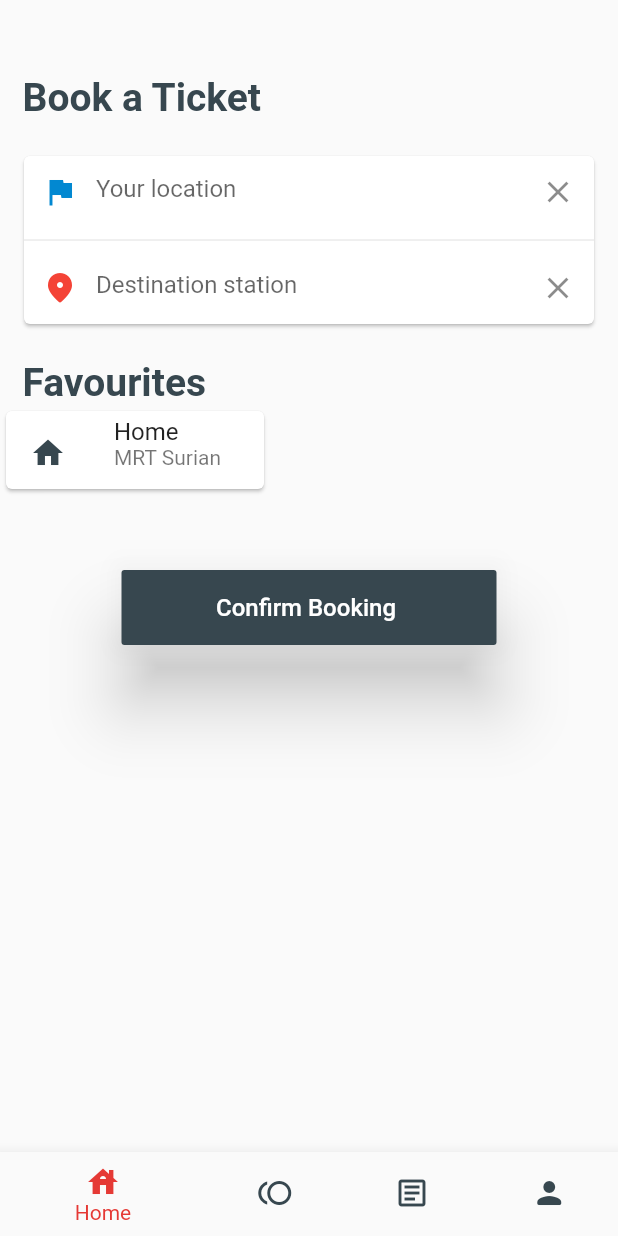
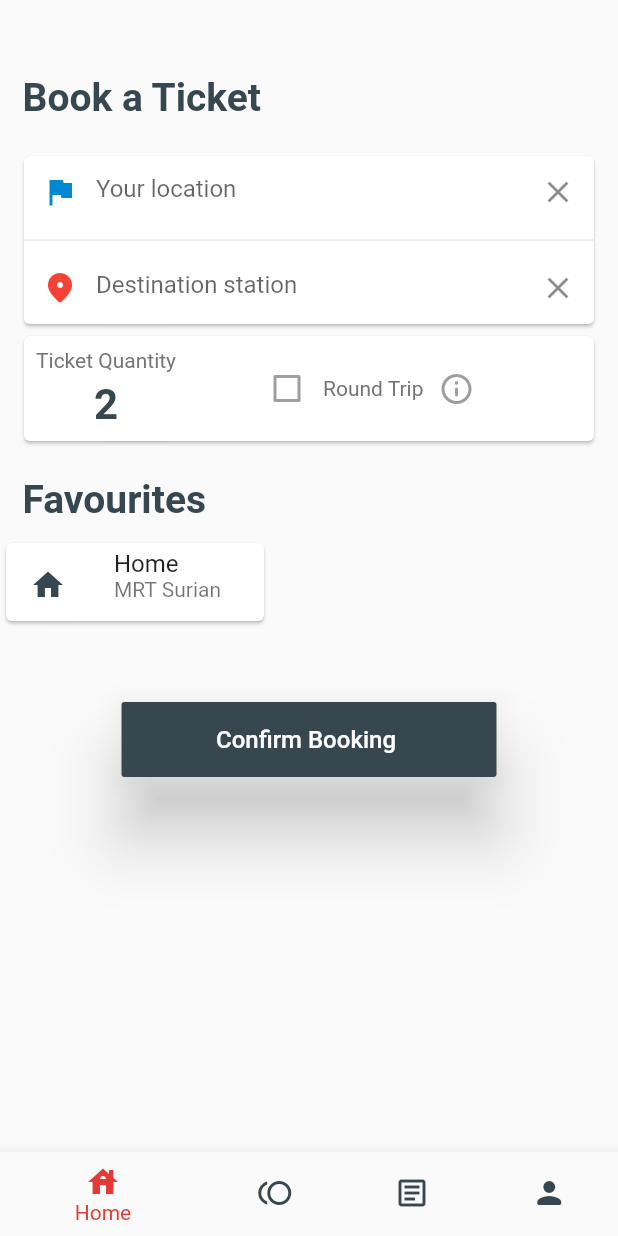
Before and after one commit to 0xV4L3NT1N3/rapidkl-eticketing, a Flutter app: the screen it shows once a user with an empty profile is signed in, on a phone screen of 412 x 824 dp. Run offline on Flutter 3.47's test engine with Material 2 defaults, Android fonts, the phone set to English and light mode, and no system bars; our stand-ins replace cloud_firestore, firebase_auth, firebase_storage, flutter_spinkit, image_picker; accounts and stored records are empty.

Commit message:
Added Quantity and Round Trip options

```diff
--- a/lib/Pages/Home.dart
+++ b/lib/Pages/Home.dart
@@ -27,13 +27,11 @@ class _MyAppState extends State<MyApp> {
           },
           items: [
             BottomNavigationBarItem(icon: Icon(Icons.house), label: 'Home'),
-            BottomNavigationBarItem(
-                icon: Icon(Icons.toll), label: 'Tickets'),
+            BottomNavigationBarItem(icon: Icon(Icons.toll), label: 'Tickets'),
             BottomNavigationBarItem(
                 icon: Icon(Icons.article_outlined), label: 'News'),
             BottomNavigationBarItem(
                 icon: Icon(Icons.person_rounded), label: 'Profile'),
-
           ]),
       body: PageView(
         controller: _pageController,
@@ -47,7 +45,6 @@ class _MyAppState extends State<MyApp> {
           Tickets(),
           News(),
           Profile(),
-
         ],
       ),
     );
@@ -146,6 +143,56 @@ class _HomeState extends State<Home> {
                 ),
               ),
 
+              // Quantity and round trip card
+              Padding(
+                padding: const EdgeInsets.only(left: 12.0, right: 12.0),
+                child: Container(
+                    child: Card(
+                  child: Stack(
+                    children: [
+                      Padding(
+                        padding: const EdgeInsets.all(8.0),
+                        child: Row(
+                          children: [
+                            Column(
+                              children: [
+                                Text(
+                                  'Ticket Quantity',
+                                  style: TextStyle(
+                                      fontSize: 14, color: Colors.grey[600]),
+                                ),
+                                SizedBox(height: 5),
+                                Text(
+                                  '2',
+                                  style: TextStyle(
+                                      fontSize: 28,
+                                      color: Colors.blueGrey[800],
+                                      fontWeight: FontWeight.bold),
+                                ),
+                              ],
+                            ),
+                            SizedBox(width: 50),
+                            Checkbox(value: false, onChanged: null),
+                            Text(
+                              'Round Trip',
+                              style: TextStyle(
+                                  fontSize: 14, color: Colors.grey[600]),
+                            ),
+                            Padding(
+                              padding: const EdgeInsets.only(left: 10.0),
+                              child: Icon(
+                                Icons.info_outline_rounded,
+                                color: Colors.grey,
+                              ),
+                            )
+                          ],
+                        ),
+                      )
+                    ],
+                  ),
+                )),
+              ),
+
               // Favourites text
               Padding(
                 padding: const EdgeInsets.only(top: 20.0, left: 15.0),
@@ -158,6 +205,11 @@ class _HomeState extends State<Home> {
                 ),
               ),
 
+              SizedBox(
+                height: 10,
+              ),
+
+              // Favourites card
               Container(
                 height: 60,
                 width: 180,
@@ -218,7 +270,8 @@ class _HomeState extends State<Home> {
                         });
                       } else {
                         setState(() {
-                            errortext = 'Please Select a Location and Destination';
+                          errortext =
+                              'Please Select a Location and Destination';
                         });
                       }
                     },
```
Lines whose indentation alone changed are shown as unchanged.
